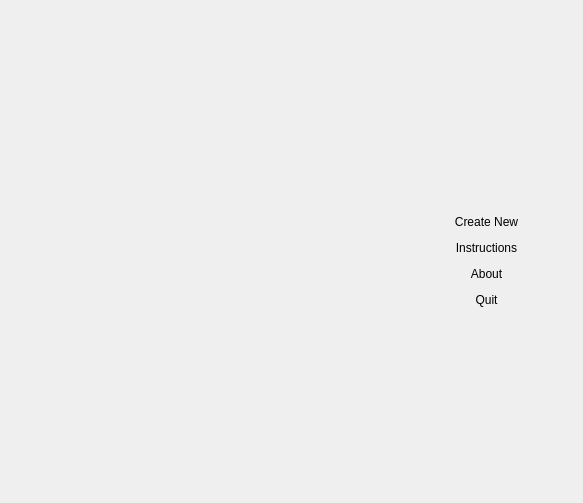
Before: the Qt Designer form src/ui/main_menu_window.ui in ajvazz/Home-Planner-2D, drawn with Qt 5.
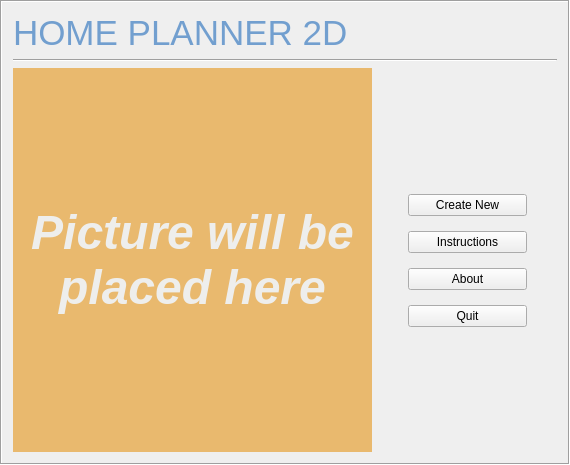
After: the same form once the commit is applied. The open tabs and pages were chosen to show the change. Icons and pictures are not drawn.

Commit message:
Redesigned main menu window
Added:
- precise layout
- two labels which will containt logo and a picture

Patch:
```diff
--- a/src/ui/main_menu_window.ui
+++ b/src/ui/main_menu_window.ui
@@ -2,22 +2,25 @@
 <ui version="4.0">
  <class>MainMenuWindow</class>
  <widget class="QMainWindow" name="MainMenuWindow">
+  <property name="enabled">
+   <bool>true</bool>
+  </property>
   <property name="geometry">
    <rect>
     <x>0</x>
     <y>0</y>
-    <width>583</width>
-    <height>503</height>
+    <width>570</width>
+    <height>465</height>
    </rect>
   </property>
   <property name="windowTitle">
    <string>MainMenuWindow</string>
   </property>
+  <property name="toolButtonStyle">
+   <enum>Qt::ToolButtonTextBesideIcon</enum>
+  </property>
   <widget class="QWidget" name="centralWidget">
    <layout class="QVBoxLayout" name="verticalLayout">
-    <property name="spacing">
-     <number>0</number>
-    </property>
     <property name="leftMargin">
      <number>0</number>
     </property>
@@ -35,20 +38,100 @@
       <property name="styleSheet">
        <string notr="true"/>
       </property>
-      <property name="currentIndex">
+      <property name="frameShape">
+       <enum>QFrame::Box</enum>
+      </property>
+      <property name="frameShadow">
+       <enum>QFrame::Sunken</enum>
+      </property>
+      <property name="lineWidth">
        <number>1</number>
       </property>
       <widget class="QWidget" name="page1">
-       <widget class="QWidget" name="layoutWidget">
-        <property name="geometry">
-         <rect>
-          <x>441</x>
-          <y>201</y>
-          <width>91</width>
-          <height>120</height>
-         </rect>
-        </property>
-        <layout class="QGridLayout" name="gridLayout">
+       <layout class="QVBoxLayout" name="verticalLayout_3">
+        <item>
+         <layout class="QVBoxLayout" name="vertLayoutAll">
+          <item>
+           <widget class="QLabel" name="lblLogo">
+            <property name="styleSheet">
+             <string notr="true">font: 63 16pt &quot;URW Gothic L&quot;;</string>
+            </property>
+            <property name="text">
+             <string>&lt;html&gt;&lt;head/&gt;&lt;body&gt;&lt;p&gt;&lt;span style=&quot; font-size:26pt; color:#729fcf;&quot;&gt;   HOME PLANNER 2D&lt;/span&gt;&lt;/p&gt;&lt;/body&gt;&lt;/html&gt;</string>
+            </property>
+           </widget>
+          </item>
+          <item>
+           <widget class="Line" name="line">
+            <property name="orientation">
+             <enum>Qt::Horizontal</enum>
+            </property>
+           </widget>
+          </item>
+          <item>
+           <layout class="QHBoxLayout" name="horizLayoutBottom" stretch="2,1">
+            <property name="sizeConstraint">
+             <enum>QLayout::SetFixedSize</enum>
+            </property>
+            <item>
+             <widget class="QLabel" name="lblPic">
+              <property name="font">
+               <font>
+                <weight>75</weight>
+                <italic>true</italic>
+                <bold>true</bold>
+                <underline>false</underline>
+                <strikeout>false</strikeout>
+                <stylestrategy>PreferDefault</stylestrategy>
+                <kerning>true</kerning>
+               </font>
+              </property>
+              <property name="styleSheet">
+               <string notr="true">background-color: rgb(233, 185, 110);</string>
+              </property>
+              <property name="text">
+               <string>&lt;html&gt;&lt;head/&gt;&lt;body&gt;&lt;p align=&quot;center&quot;&gt;&lt;span style=&quot; font-size:36pt; color:#eeeeec;&quot;&gt;Picture will be placed here&lt;/span&gt;&lt;/p&gt;&lt;/body&gt;&lt;/html&gt;</string>
+              </property>
+              <property name="scaledContents">
+               <bool>false</bool>
+              </property>
+              <property name="wordWrap">
+               <bool>true</bool>
+              </property>
+              <property name="openExternalLinks">
+               <bool>false</bool>
+              </property>
+             </widget>
+            </item>
+            <item>
+             <layout class="QVBoxLayout" name="vertLayoutRight" stretch="1,5,1">
+              <item>
+               <spacer name="vertSpacerTop">
+                <property name="orientation">
+                 <enum>Qt::Vertical</enum>
+                </property>
+                <property name="sizeType">
+                 <enum>QSizePolicy::Expanding</enum>
+                </property>
+                <property name="sizeHint" stdset="0">
+                 <size>
+                  <width>20</width>
+                  <height>100</height>
+                 </size>
+                </property>
+               </spacer>
+              </item>
+              <item>
+               <layout class="QGridLayout" name="gridButtons">
+                <property name="leftMargin">
+                 <number>30</number>
+                </property>
+                <property name="rightMargin">
+                 <number>30</number>
+                </property>
+                <property name="verticalSpacing">
+                 <number>15</number>
+                </property>
          <item row="4" column="0">
           <widget class="QPushButton" name="btnQuit">
            <property name="cursor">
@@ -58,7 +141,20 @@
             <string>Quit</string>
            </property>
            <property name="flat">
-            <bool>true</bool>
+                   <bool>false</bool>
+                  </property>
+                 </widget>
+                </item>
+                <item row="1" column="0">
+                 <widget class="QPushButton" name="btnInstructions">
+                  <property name="cursor">
+                   <cursorShape>PointingHandCursor</cursorShape>
+                  </property>
+                  <property name="text">
+                   <string>Instructions</string>
+                  </property>
+                  <property name="flat">
+                   <bool>false</bool>
            </property>
           </widget>
          </item>
@@ -67,44 +163,60 @@
            <property name="cursor">
             <cursorShape>PointingHandCursor</cursorShape>
            </property>
+                  <property name="styleSheet">
+                   <string notr="true"/>
+                  </property>
            <property name="text">
             <string>Create New</string>
            </property>
            <property name="flat">
-            <bool>true</bool>
+                   <bool>false</bool>
            </property>
           </widget>
          </item>
          <item row="2" column="0">
           <widget class="QPushButton" name="btnAbout">
+                  <property name="enabled">
+                   <bool>true</bool>
+                  </property>
            <property name="cursor">
             <cursorShape>PointingHandCursor</cursorShape>
            </property>
+                  <property name="styleSheet">
+                   <string notr="true"/>
+                  </property>
            <property name="text">
             <string>About</string>
            </property>
            <property name="flat">
-            <bool>true</bool>
+                   <bool>false</bool>
            </property>
           </widget>
          </item>
-         <item row="1" column="0">
-          <widget class="QPushButton" name="btnInstructions">
-           <property name="cursor">
-            <cursorShape>PointingHandCursor</cursorShape>
-           </property>
-           <property name="text">
-            <string>Instructions</string>
-           </property>
-           <property name="flat">
-            <bool>true</bool>
-           </property>
-          </widget>
-         </item>
-        </layout>
-       </widget>
-      </widget>
-      <widget class="QWidget" name="page_2">
+               </layout>
+              </item>
+              <item>
+               <spacer name="vertSpacerBottom">
+                <property name="orientation">
+                 <enum>Qt::Vertical</enum>
+                </property>
+                <property name="sizeHint" stdset="0">
+                 <size>
+                  <width>20</width>
+                  <height>20</height>
+                 </size>
+                </property>
+               </spacer>
+              </item>
+             </layout>
+            </item>
+           </layout>
+          </item>
+         </layout>
+        </item>
+       </layout>
+      </widget>
+      <widget class="QWidget" name="page2">
        <layout class="QVBoxLayout" name="verticalLayout_2">
         <item>
          <widget class="QPushButton" name="btnBack">
```
Left out of the diff: 15 changed lines with no effect on the pictures. Lines whose indentation alone changed are shown as unchanged.
